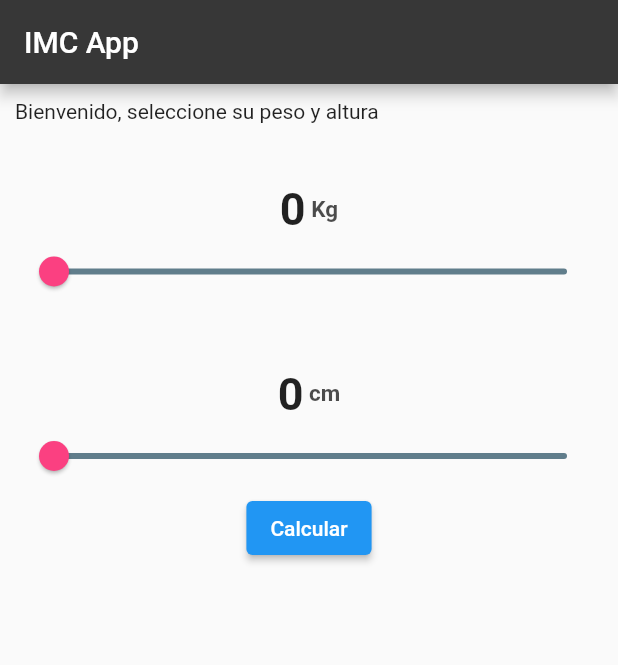
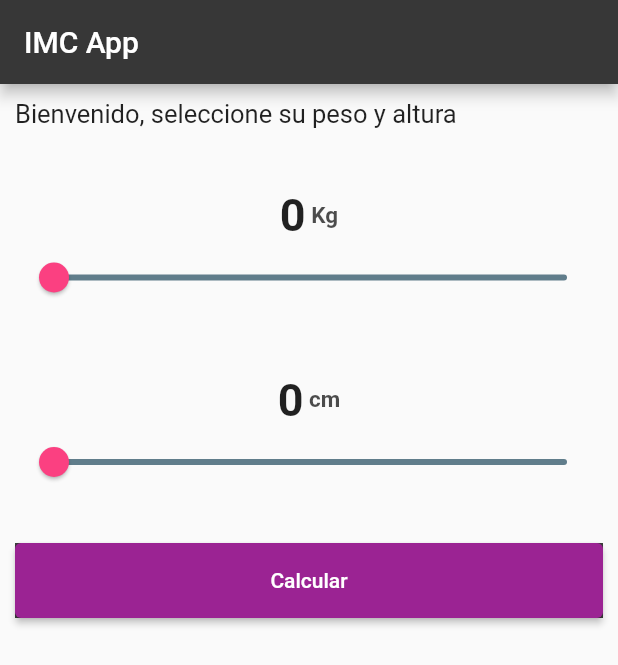
Before and after one commit to kathyLopezSMOKE/exa_app, a Flutter app: the screen it shows after launch, after a tap on "Calcular", on a phone screen of 412 x 824 dp. Shown: the top 665 px of the screen. Run offline on Flutter 3.47's test engine with Material 2 defaults, Android fonts, the phone set to English and light mode, and no system bars; missing offline and left inert: dart:html.

Commit message:
boton_estilo

```diff
--- a/lib/calcular_page.dart
+++ b/lib/calcular_page.dart
@@ -1,3 +1,5 @@
+import 'dart:html';
+
 import 'package:flutter/material.dart';
 
 class calcular extends StatefulWidget {
@@ -11,6 +13,13 @@ class _calcularState extends State<calcular> {
 double valuePeso=0;
 double valueAltura=0;
 
+void calcularIMC(){
+  setState(() {
+    double altura=valueAltura/100;
+    double peso= valuePeso;
+    double imc=peso/(altura*altura);
+  });
+}
   @override
   Widget build(BuildContext context) {
     return Scaffold(
@@ -25,7 +34,7 @@ double valueAltura=0;
           children: [
             Container(
               alignment: Alignment.bottomLeft,
-              child: Text('Bienvenido, seleccione su peso y altura'),
+              child: Text('Bienvenido, seleccione su peso y altura',style: TextStyle(fontSize: 17),),
             ),
             SizedBox(
               height: 40,
@@ -103,10 +112,23 @@ double valueAltura=0;
                 setState(() {valueAltura=value;});
               },
             ),
-            ElevatedButton(
-              onPressed: (){},
+            SizedBox(
+              height: 30,
+            ),
+               Container(
+                width: double.infinity,
+                height: 50,
+                color: Color.fromARGB(255, 60, 60, 60),
+                child: ElevatedButton(
+              onPressed: (){
+                calcularIMC();
+              },
               child: const Text("Calcular"),
-            ),
+              style: ElevatedButton.styleFrom(
+                  primary: Color.fromARGB(255, 155, 35, 147),
+              ),
+            ) ,
+              ),
           ],
         ),
       ),
```
